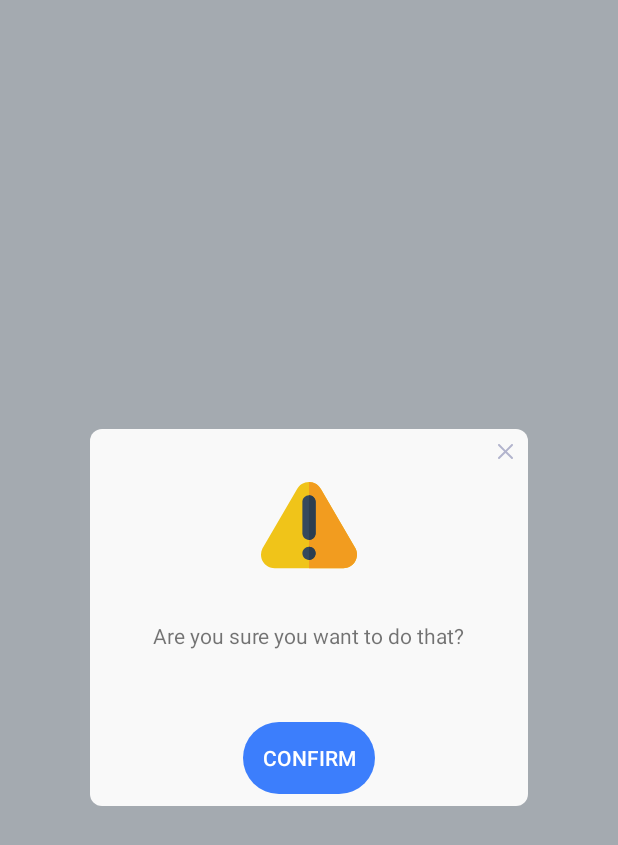
After one commit to santiagorugnitz/StudyUp, an Android app: the layout confirmation_dialog.xml on its own in the app's theme, with its tools: preview values and no code run, on a phone screen of 412 x 824 dp. The commit adds this screen. Shown: the top 845 px of the screen. Run offline under Robolectric (Android 15) with nearby library versions, the phone set to English and light mode, and no system bars.

Commit message:
ConfirmationDialog

```diff
--- a/Study-Up/app/src/main/java/com/ort/studyup/common/ui/BaseActivity.kt
+++ b/Study-Up/app/src/main/java/com/ort/studyup/common/ui/BaseActivity.kt
@@ -1,13 +1,28 @@
 package com.ort.studyup.common.ui
 
 import android.os.Bundle
+import android.widget.FrameLayout
 import androidx.annotation.CallSuper
 import androidx.appcompat.app.AppCompatActivity
+import com.ort.studyup.R
 
-open class BaseActivity : AppCompatActivity(){
+open class BaseActivity : AppCompatActivity() {
 
     @CallSuper
     override fun onCreate(savedInstanceState: Bundle?) {
         super.onCreate(savedInstanceState)
     }
+
+    override fun onBackPressed() {
+        try {
+            val root = findViewById<FrameLayout>(android.R.id.content)
+            val view = root?.findViewById<FrameLayout>(R.id.confirmationDialogContainer)
+            if (view == null) super.onBackPressed()
+            else
+                root.removeView(view)
+        } catch (e: Exception) {
+            super.onBackPressed()
+        }
+    }
+
 }
--- /dev/null
+++ b/Study-Up/app/src/main/java/com/ort/studyup/common/ui/ConfirmationDialog.kt
@@ -0,0 +1,58 @@
+package com.ort.studyup.common.ui
+
+import android.content.Context
+import android.util.AttributeSet
+import android.view.View
+import android.widget.FrameLayout
+import androidx.annotation.DrawableRes
+import androidx.constraintlayout.widget.ConstraintLayout
+import androidx.core.content.ContextCompat
+import com.ort.studyup.R
+import com.ort.studyup.common.getActivity
+import kotlinx.android.synthetic.main.confirmation_dialog.view.*
+
+class ConfirmationDialog(
+    context: Context,
+    private val message: String,
+    private val callback: Callback,
+    @DrawableRes private val icon: Int = R.drawable.ic_warning,
+    private val buttonText: String? = null,
+    attrs: AttributeSet?
+) : View(context, attrs) {
+
+
+    fun show() {
+        val view = inflate()
+        view.dialogMsg.text = message
+        view.dialogIcon.setImageResource(icon)
+        buttonText?.let {
+            view.dialogButton.text = it
+        }
+
+        view.dialogButton.setOnClickListener { callback.onButtonClick() }
+        view.closeIcon.setOnClickListener { hide() }
+    }
+
+
+    private fun inflate(): View {
+        val view = getActivity()?.findViewById<View>(R.id.confirmationDialogContainer)
+        if (view != null) return view
+        val root = getActivity()?.findViewById<FrameLayout>(android.R.id.content)
+        return inflate(context, R.layout.confirmation_dialog, root)
+    }
+
+    fun hide() {
+        try {
+            val root = getActivity()?.findViewById<FrameLayout>(android.R.id.content)
+            val view = root?.findViewById<FrameLayout>(R.id.confirmationDialogContainer)
+            root?.removeView(view)
+        } catch (e: Exception) {
+            e
+        }
+    }
+
+    interface Callback {
+        fun onButtonClick()
+    }
+
+}
--- /dev/null
+++ b/Study-Up/app/src/main/res/drawable/dialog_shape.xml
@@ -0,0 +1,5 @@
+<?xml version="1.0" encoding="utf-8"?>
+<shape xmlns:android="http://schemas.android.com/apk/res/android">
+    <solid android:color="@color/background" />
+    <corners android:radius="8dp" />
+</shape>
--- /dev/null
+++ b/Study-Up/app/src/main/res/drawable/ic_close.xml
@@ -0,0 +1,9 @@
+<vector xmlns:android="http://schemas.android.com/apk/res/android"
+    android:width="329dp"
+    android:height="329dp"
+    android:viewportWidth="329.26932"
+    android:viewportHeight="329">
+  <path
+      android:fillColor="@color/inputBorder"
+      android:pathData="m194.801,164.77 l128.211,-128.215c8.344,-8.34 8.344,-21.824 0,-30.164 -8.34,-8.34 -21.824,-8.34 -30.164,0l-128.215,128.215 -128.211,-128.215c-8.344,-8.34 -21.824,-8.34 -30.164,0 -8.344,8.34 -8.344,21.824 0,30.164l128.211,128.215 -128.211,128.215c-8.344,8.34 -8.344,21.824 0,30.164 4.156,4.16 9.621,6.25 15.082,6.25 5.461,0 10.922,-2.09 15.082,-6.25l128.211,-128.215 128.215,128.215c4.16,4.16 9.621,6.25 15.082,6.25 5.461,0 10.922,-2.09 15.082,-6.25 8.344,-8.34 8.344,-21.824 0,-30.164zM194.801,164.77"/>
+</vector>
--- /dev/null
+++ b/Study-Up/app/src/main/res/drawable/ic_warning.xml
@@ -0,0 +1,24 @@
+<vector xmlns:android="http://schemas.android.com/apk/res/android"
+    android:width="511dp"
+    android:height="511dp"
+    android:viewportWidth="511.82388"
+    android:viewportHeight="511">
+  <path
+      android:pathData="m439.211,485.449h-366.609c-25.16,0 -48.531,-13.027 -61.758,-34.434 -13.23,-21.402 -14.434,-48.129 -3.18,-70.637l183.305,-313.832c12.301,-24.594 37.438,-40.133 64.938,-40.133s52.637,15.539 64.938,40.133l183.305,313.832c11.254,22.508 10.051,49.234 -3.18,70.637 -13.227,21.406 -36.594,34.434 -61.758,34.434zM439.211,485.449"
+      android:fillColor="#f0c419"/>
+  <path
+      android:pathData="m439.254,485.449h-183.348v-459.035c27.566,-0.172 52.805,15.43 64.973,40.168l183.258,313.82c11.27,22.492 10.082,49.219 -3.137,70.621 -13.223,21.406 -36.586,34.434 -61.746,34.426zM439.254,485.449"
+      android:fillColor="#f29c1f"/>
+  <path
+      android:pathData="m291.219,406c0,19.504 -15.813,35.313 -35.313,35.313s-35.309,-15.809 -35.309,-35.313c0,-19.5 15.809,-35.309 35.309,-35.309s35.313,15.809 35.313,35.309zM291.219,406"
+      android:fillColor="#35495e"/>
+  <path
+      android:pathData="m291.219,406c0,9.367 -3.719,18.348 -10.34,24.973 -6.625,6.621 -15.605,10.34 -24.973,10.34v-70.621c9.367,-0.004 18.348,3.715 24.973,10.34 6.621,6.621 10.34,15.605 10.34,24.969zM291.219,406"
+      android:fillColor="#2c3e50"/>
+  <path
+      android:pathData="m255.906,97.035c19.5,0 35.313,15.809 35.313,35.313v167.723c0,19.5 -15.813,35.309 -35.313,35.309s-35.309,-15.809 -35.309,-35.309v-167.723c0,-19.504 15.809,-35.313 35.309,-35.313zM255.906,97.035"
+      android:fillColor="#35495e"/>
+  <path
+      android:pathData="m291.219,132.348v167.723c0,9.367 -3.719,18.348 -10.34,24.969 -6.625,6.625 -15.605,10.344 -24.973,10.34v-238.344c9.367,-0.012 18.359,3.703 24.984,10.328 6.621,6.625 10.34,15.613 10.328,24.984zM291.219,132.348"
+      android:fillColor="#2c3e50"/>
+</vector>
--- /dev/null
+++ b/Study-Up/app/src/main/res/layout/confirmation_dialog.xml
@@ -0,0 +1,62 @@
+<?xml version="1.0" encoding="utf-8"?>
+<FrameLayout xmlns:android="http://schemas.android.com/apk/res/android"
+    xmlns:app="http://schemas.android.com/apk/res-auto"
+    xmlns:tools="http://schemas.android.com/tools"
+    android:id="@+id/confirmationDialogContainer"
+    android:layout_width="match_parent"
+    android:layout_height="match_parent"
+    android:background="@color/dialogBackground">
+
+    <androidx.constraintlayout.widget.ConstraintLayout
+        android:layout_width="match_parent"
+        android:layout_height="wrap_content"
+        android:layout_gravity="center"
+        android:layout_marginHorizontal="60dp"
+        android:background="@drawable/dialog_shape">
+
+        <ImageView
+            android:id="@+id/closeIcon"
+            android:layout_width="30dp"
+            android:layout_height="30dp"
+            android:padding="10dp"
+            android:src="@drawable/ic_close"
+            app:layout_constraintEnd_toEndOf="parent"
+            app:layout_constraintTop_toTopOf="parent" />
+
+        <ImageView
+            android:id="@+id/dialogIcon"
+            android:layout_width="64dp"
+            android:layout_height="64dp"
+            android:layout_marginTop="32dp"
+            android:src="@drawable/ic_warning"
+            app:layout_constraintEnd_toEndOf="parent"
+            app:layout_constraintStart_toStartOf="parent"
+            app:layout_constraintTop_toTopOf="parent" />
+
+        <TextView
+            android:id="@+id/dialogMsg"
+            android:layout_width="wrap_content"
+            android:layout_height="wrap_content"
+            android:layout_marginHorizontal="8dp"
+            android:layout_marginTop="32dp"
+            app:layout_constraintEnd_toEndOf="parent"
+            app:layout_constraintStart_toStartOf="parent"
+            app:layout_constraintTop_toBottomOf="@id/dialogIcon"
+            tools:text="Are you sure you want to do that?" />
+
+        <androidx.appcompat.widget.AppCompatButton
+            android:id="@+id/dialogButton"
+            style="@style/BaseButton"
+            android:layout_width="wrap_content"
+            android:layout_height="wrap_content"
+            android:layout_marginTop="48dp"
+            android:layout_marginBottom="8dp"
+            app:layout_constraintBottom_toBottomOf="parent"
+            android:text="@string/confirm"
+            app:layout_constraintEnd_toEndOf="parent"
+            app:layout_constraintStart_toStartOf="parent"
+            app:layout_constraintTop_toBottomOf="@id/dialogMsg" />
+
+    </androidx.constraintlayout.widget.ConstraintLayout>
+
+</FrameLayout>
--- a/Study-Up/app/src/main/res/values/colors.xml
+++ b/Study-Up/app/src/main/res/values/colors.xml
@@ -13,5 +13,6 @@
     <color name="textDisabled">#80A2CA</color>
     <color name="error">#C40C1B</color>
     <color name="inputBorder">#B2B4CD</color>
+    <color name="dialogBackground">#80505d68</color>
 
 </resources>
--- a/Study-Up/app/src/main/res/values/strings.xml
+++ b/Study-Up/app/src/main/res/values/strings.xml
@@ -24,6 +24,7 @@
     <string name="username">Username</string>
     <string name="confirm_password">Confirm password</string>
     <string name="role">Role</string>
+    <string name="confirm">Confirm</string>
 
 
     <string-array name="difficulties">
```
